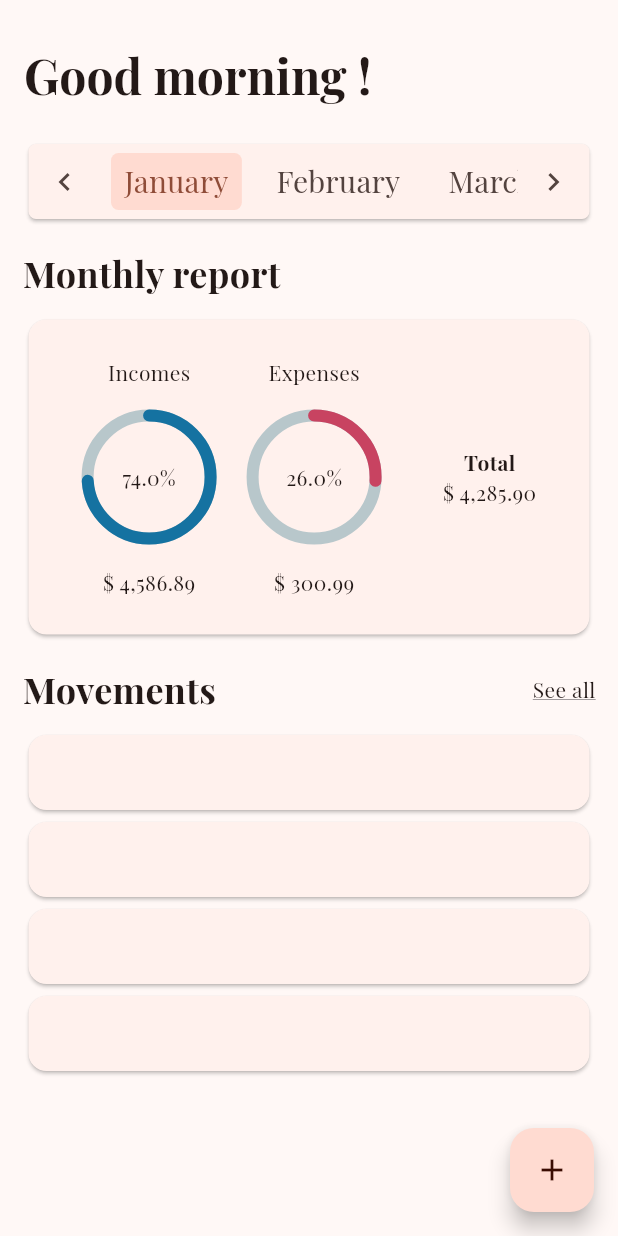
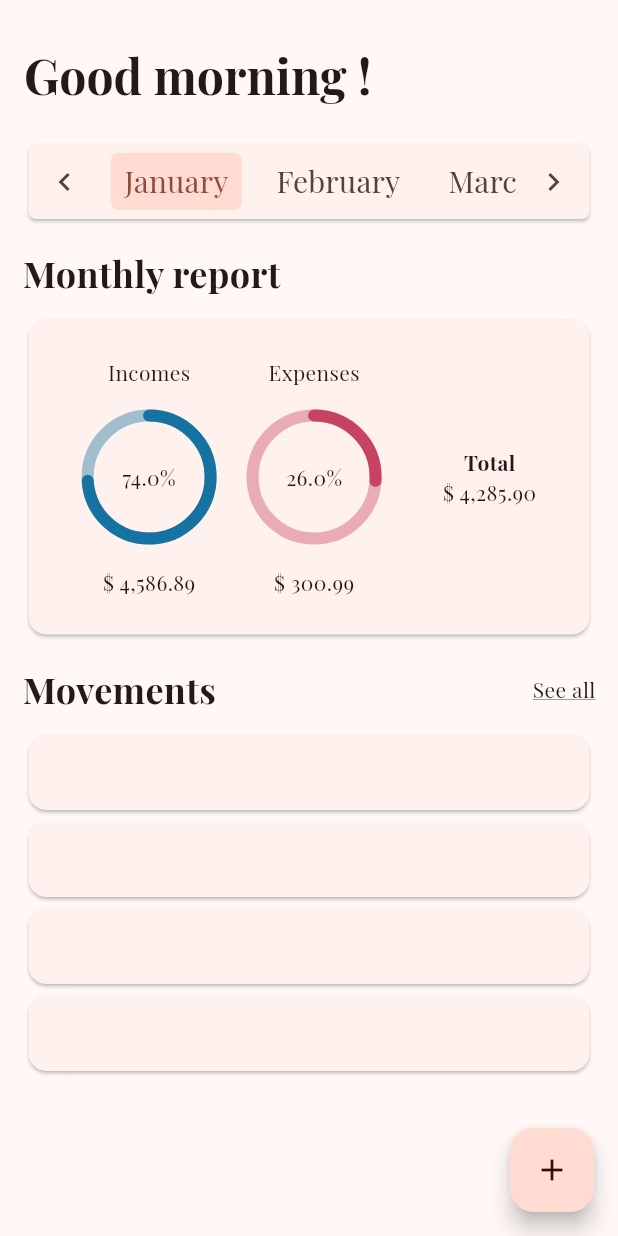
Before and after one commit to jacopo-degattis/makeitcount, a Flutter app: the screen it shows after launch, on a phone screen of 412 x 824 dp. Run offline on Flutter 3.47's test engine with Material 3 defaults, Android fonts, the phone set to English and light mode, and no system bars; drawn by our look-alikes of percent_indicator; our stand-ins replace google_fonts.

Commit message:
chore: customise pie background color and improve code readablity

```diff
--- a/lib/pages/home/components/pie_chart.dart
+++ b/lib/pages/home/components/expenses_pie_chart.dart
@@ -25,32 +25,18 @@ class ExpensesPieChart extends StatelessWidget {
       startAngle: 0.0,
       progressColor: progressColor,
       circularStrokeCap: CircularStrokeCap.round,
-      header:
-          Container(margin: EdgeInsets.only(bottom: 15.0), child: Text(header)),
+      backgroundColor: progressColor.withOpacity(0.4),
+      header: Container(
+        margin: const EdgeInsets.only(bottom: 15.0),
+        child: Text(header),
+      ),
       center: Text("${percent * 100}%"),
       footer: Container(
-        margin: EdgeInsets.only(top: 15.0),
+        margin: const EdgeInsets.only(top: 15.0),
         child: Text(
-          "\$ ${footer}",
+          "\$ $footer",
         ),
       ),
-      // widgetIndicator: Center(
-      //   child: Container(
-      //     height: 20,
-      //     width: 20,
-      //     decoration: BoxDecoration(
-      //       color: Colors.yellow,
-      //       borderRadius: BorderRadius.circular(50),
-      //     ),
-      //     padding: const EdgeInsets.all(5),
-      //     child: Container(
-      //       decoration: BoxDecoration(
-      //         color: Colors.yellow,
-      //         borderRadius: BorderRadius.circular(50),
-      //       ),
-      //     ),
-      //   ),
-      // ),
     );
   }
 }
--- a/lib/pages/home/components/monthly_report.dart
+++ b/lib/pages/home/components/monthly_report.dart
@@ -1,5 +1,5 @@
 import 'package:flutter/material.dart';
-import 'package:makeitcount/pages/home/components/pie_chart.dart';
+import 'package:makeitcount/pages/home/components/expenses_pie_chart.dart';
 
 class MonthlyReport extends StatefulWidget {
   const MonthlyReport({super.key});
@@ -16,17 +16,25 @@ class _MonthlyReportState extends State<MonthlyReport> {
       mainAxisAlignment: MainAxisAlignment.start,
       children: [
         Container(
-            margin: EdgeInsets.only(top: 15, bottom: 10),
-            child: Text("Monthly report",
-                style: TextStyle(fontSize: 24, fontWeight: FontWeight.bold))),
+          margin: const EdgeInsets.only(top: 15, bottom: 10),
+          child: const Text("Monthly report",
+              style: TextStyle(
+                fontSize: 24,
+                fontWeight: FontWeight.bold,
+              )),
+        ),
         const Card(
           child: Padding(
             padding: EdgeInsets.only(
-                left: 15.0, right: 15.0, top: 15.0, bottom: 15.0),
+              left: 15.0,
+              right: 15.0,
+              top: 15.0,
+              bottom: 15.0,
+            ),
             child: SizedBox(
                 width: double.infinity,
                 height: 180,
-                child: const Row(
+                child: Row(
                   mainAxisAlignment: MainAxisAlignment.spaceAround,
                   crossAxisAlignment: CrossAxisAlignment.center,
                   children: [
--- a/lib/pages/home/home.dart
+++ b/lib/pages/home/home.dart
@@ -23,7 +23,6 @@ class _HomePageState extends State<HomePage> with TickerProviderStateMixin {
 
   @override
   Widget build(BuildContext context) {
-    int currentTabIndex = 0;
     final highlightColor = Theme.of(context).colorScheme.primaryContainer;
     final months = [
       'January',
@@ -40,16 +39,16 @@ class _HomePageState extends State<HomePage> with TickerProviderStateMixin {
       'December',
     ];
 
-    // TODO: improve this too long code
-    // TODO: consider moving to a standalone variable to store
-    // tab controller instead of using the DefaulTabController component
     return Scaffold(
       appBar: AppBar(
         toolbarHeight: 75,
         title: Container(
-          margin: EdgeInsets.only(top: 25),
+          margin: const EdgeInsets.only(top: 25),
           child: const Text("Good morning !",
-              style: TextStyle(fontSize: 32, fontWeight: FontWeight.bold)),
+              style: TextStyle(
+                fontSize: 32,
+                fontWeight: FontWeight.bold,
+              )),
         ),
         bottom: PreferredSize(
           preferredSize: const Size.fromHeight(75),
@@ -86,7 +85,9 @@ class _HomePageState extends State<HomePage> with TickerProviderStateMixin {
                                   const BorderRadius.all(Radius.circular(5)),
                             ),
                             indicatorPadding: const EdgeInsets.symmetric(
-                                vertical: 5, horizontal: 7),
+                              vertical: 5,
+                              horizontal: 7,
+                            ),
                             // labelColor: Colors.white,
                             // unselectedLabelColor: Colors.white,
                             tabs: months.map((m) {
@@ -97,9 +98,10 @@ class _HomePageState extends State<HomePage> with TickerProviderStateMixin {
                                       children: [
                                     Text(m,
                                         style: const TextStyle(
-                                            fontSize: 20,
-                                            fontWeight: FontWeight.w200,
-                                            overflow: TextOverflow.ellipsis))
+                                          fontSize: 20,
+                                          fontWeight: FontWeight.w200,
+                                          overflow: TextOverflow.ellipsis,
+                                        ))
                                   ]));
                             }).toList()),
                       ),
@@ -131,8 +133,5 @@ class _HomePageState extends State<HomePage> with TickerProviderStateMixin {
         child: const Icon(Icons.add),
       ),
     );
-    // return Scaffold(
-    //   body: TabNavigation(),
-    // );
   }
 }
```
